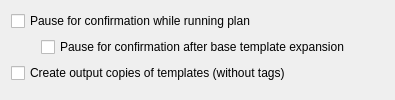
Above: multiscript/ui/plan_config_general_panel.ui from multiscript/multiscript before the change. Below: the same form after it.
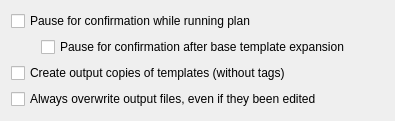
That is the form after the change.

Patch:
```diff
--- a/multiscript/ui/plan_config_general_panel.ui
+++ b/multiscript/ui/plan_config_general_panel.ui
@@ -7,7 +7,7 @@
     <x>0</x>
     <y>0</y>
     <width>395</width>
-    <height>100</height>
+    <height>121</height>
    </rect>
   </property>
   <property name="windowTitle">
@@ -42,6 +42,13 @@
      </property>
     </widget>
    </item>
+   <item>
+    <widget class="QCheckBox" name="alwaysOverwriteOutputCheckBox">
+     <property name="text">
+      <string>Always overwrite output files, even if they been edited</string>
+     </property>
+    </widget>
+   </item>
    <item>
     <spacer name="verticalSpacer">
      <property name="orientation">
```
